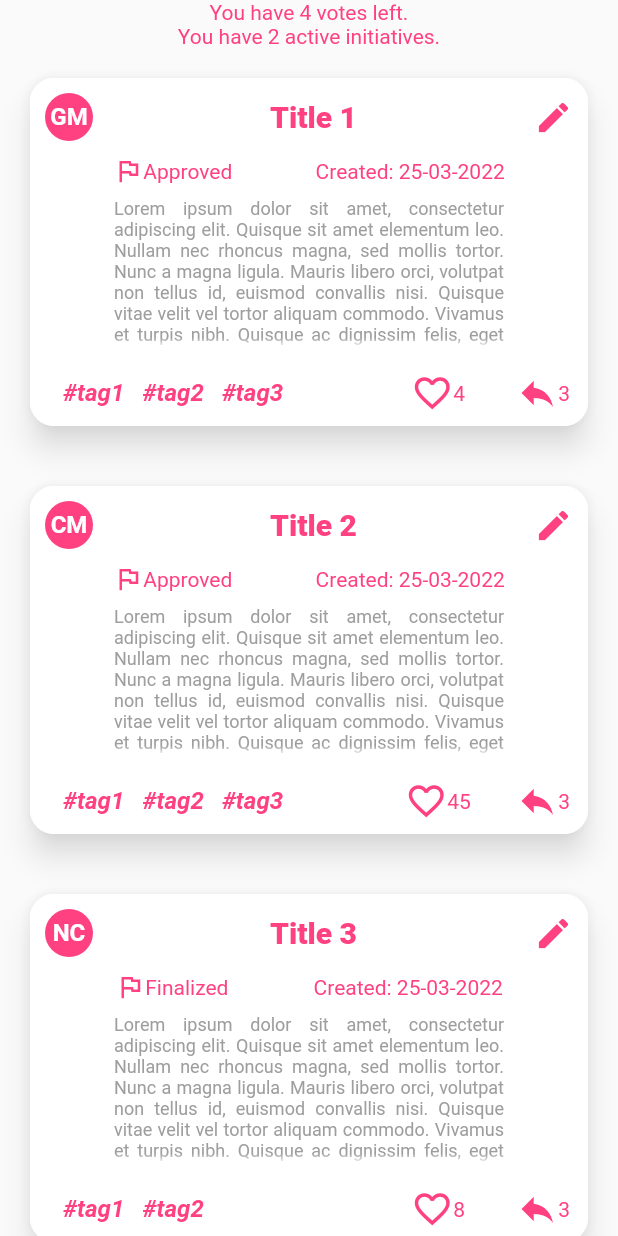
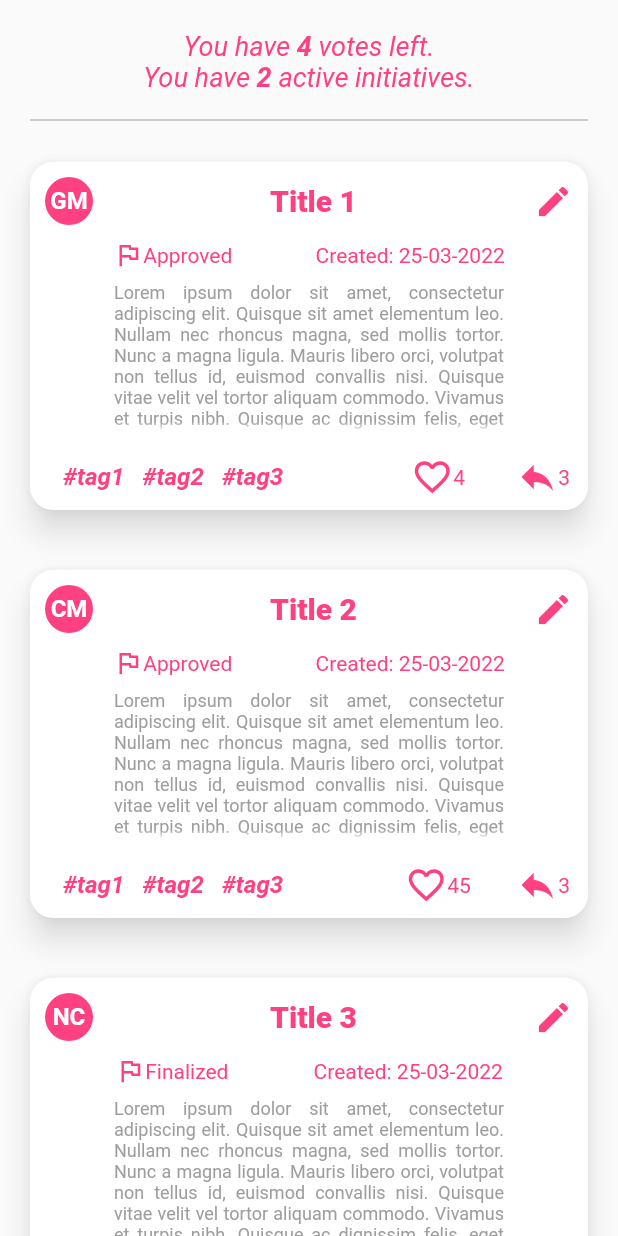
Before and after one commit to migly93/workplace_improver_mobile, a Flutter app: the screen it shows after launch, on a phone screen of 412 x 824 dp. Run offline on Flutter 3.47's test engine with Material 2 defaults, Android fonts, the phone set to English and light mode, and no system bars; our stand-ins replace get_it.

Commit message:
refactored summary

```diff
--- a/lib/main.dart
+++ b/lib/main.dart
@@ -1,5 +1,6 @@
 import 'package:flutter/material.dart';
 import 'package:workplace_improver_mobile/services/initiative_service.dart';
+import 'package:workplace_improver_mobile/utils/constants.dart';
 import 'package:workplace_improver_mobile/widgets/summary/summary.dart';
 import 'package:workplace_improver_mobile/widgets/initiatives/initiatives.dart';
 import 'models/initiative.dart' as model;
@@ -41,7 +42,12 @@ class _MyAppState extends State<MyApp> {
                     AsyncSnapshot<List<model.Initiative>> snapshot) {
                   return Column(
                     children: [
-                      Summary(4, 2),
+                      const Summary(4, 2),
+                      const Divider(
+                        color: mainGrey,
+                        indent: 20,
+                        endIndent: 20,
+                      ),
                       Initiatives(snapshot.data!),
                     ],
                   );
--- a/lib/utils/constants.dart
+++ b/lib/utils/constants.dart
@@ -2,3 +2,4 @@ import 'package:flutter/material.dart';
 
 const Color mainColor = Colors.pinkAccent;
 const Color secondaryColor = Colors.white;
+const Color mainGrey = Colors.grey;
--- a/lib/widgets/summary/summary.dart
+++ b/lib/widgets/summary/summary.dart
@@ -1,37 +1,36 @@
 import 'package:flutter/material.dart';
+import 'package:workplace_improver_mobile/widgets/summary/summary_line.dart';
 
 // ignore: must_be_immutable
 class Summary extends StatelessWidget {
-  final int monthlyVotesLeft;
-  final int activeInitiatives;
+  final int _monthlyVotesLeft;
+  final int _activeInitiatives;
 
-  String monthlyVotesLeftMessage = '';
-  String activeInitiativesMessage = '';
+  final String _firstPartText = "You have ";
+  final String _secondPartTextVotes = " votes left.";
+  final String _secondPartTextInitiatives = " active initiatives.";
 
-  Summary(this.monthlyVotesLeft, this.activeInitiatives, {Key? key})
-      : super(key: key) {
-    monthlyVotesLeftMessage = 'You have $monthlyVotesLeft votes left.';
-    activeInitiativesMessage =
-        'You have $activeInitiatives active initiatives.';
-  }
+  const Summary(this._monthlyVotesLeft, this._activeInitiatives, {Key? key})
+      : super(key: key);
 
   @override
   Widget build(BuildContext context) {
-    return Column(
-      children: [
-        Text(
-          monthlyVotesLeftMessage,
-          style: const TextStyle(
-            color: Colors.pinkAccent,
+    return Container(
+      child: Column(
+        children: [
+          SummaryLine(
+            _monthlyVotesLeft,
+            _firstPartText,
+            _secondPartTextVotes,
           ),
-        ),
-        Text(
-          activeInitiativesMessage,
-          style: const TextStyle(
-            color: Colors.pinkAccent,
+          SummaryLine(
+            _activeInitiatives,
+            _firstPartText,
+            _secondPartTextInitiatives,
           ),
-        ),
-      ],
+        ],
+      ),
+      margin: const EdgeInsets.fromLTRB(0, 20, 0, 10),
     );
   }
 }
--- /dev/null
+++ b/lib/widgets/summary/summary_line.dart
@@ -0,0 +1,37 @@
+import 'package:flutter/material.dart';
+import 'package:workplace_improver_mobile/utils/constants.dart';
+
+// ignore: must_be_immutable
+class SummaryLine extends StatelessWidget {
+  final int _numberValue;
+  final String _firstPartText;
+  final String _secondPartText;
+
+  const SummaryLine(
+      this._numberValue, this._firstPartText, this._secondPartText,
+      {Key? key})
+      : super(key: key);
+
+  @override
+  Widget build(BuildContext context) {
+    return RichText(
+      text: TextSpan(
+        style: const TextStyle(
+          color: mainColor,
+          fontFamily: 'Roboto',
+          fontSize: 18,
+          fontStyle: FontStyle.italic,
+          overflow: TextOverflow.fade,
+        ),
+        children: <TextSpan>[
+          TextSpan(text: _firstPartText),
+          TextSpan(
+            text: _numberValue.toString(),
+            style: const TextStyle(fontWeight: FontWeight.bold),
+          ),
+          TextSpan(text: _secondPartText),
+        ],
+      ),
+    );
+  }
+}
```
